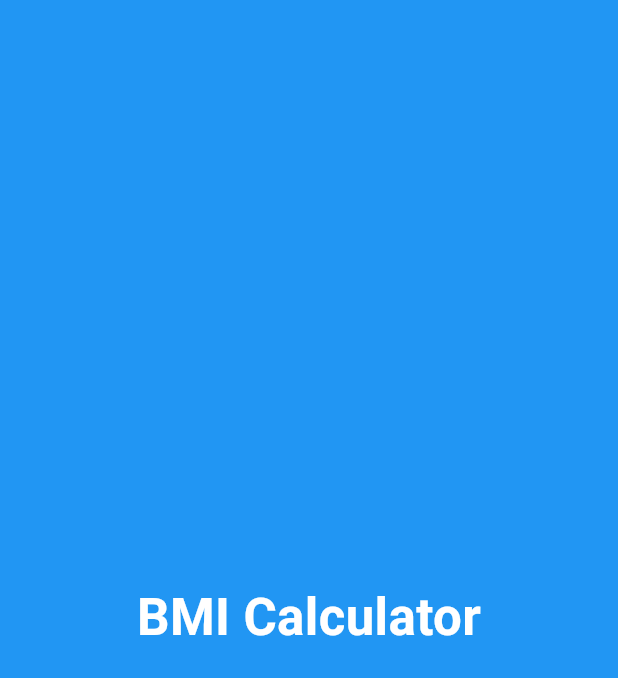
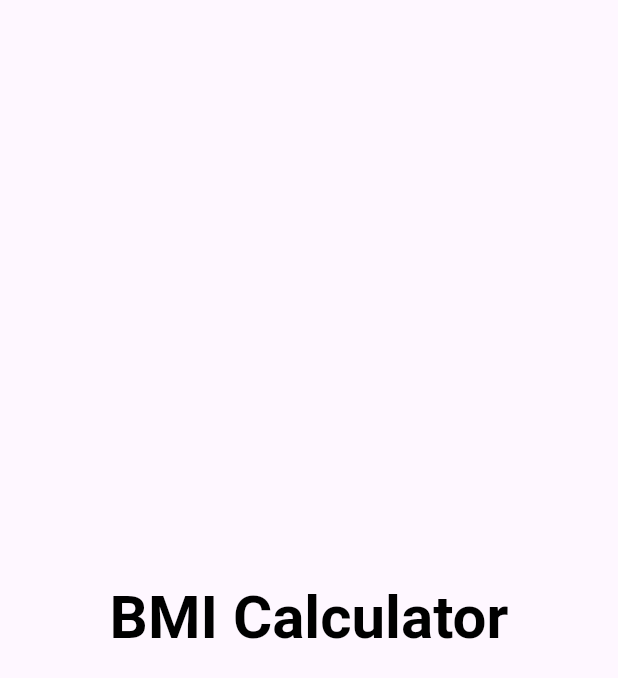
Before and after one commit to mohdshahzil/bmi_calculator, a Flutter app: the first screen one second after launch, on a phone screen of 412 x 824 dp. Shown: the top 678 px of the screen. Run offline on Flutter 3.47's test engine with Material 3 defaults, Android fonts, the phone set to English and light mode, and no system bars; drawn by our look-alikes of animated_text_kit.

Commit message:
splash screen added

```diff
--- a/lib/splash_screen.dart
+++ b/lib/splash_screen.dart
@@ -2,6 +2,7 @@ import 'dart:async';
 
 import 'package:bmi_calculator/home_screen.dart';
 import 'package:flutter/material.dart';
+import 'package:animated_text_kit/animated_text_kit.dart';
 
 class SplashScreen extends StatefulWidget {
   const SplashScreen({super.key});
@@ -13,10 +14,9 @@ class SplashScreen extends StatefulWidget {
 class _SplashScreenState extends State<SplashScreen> {
   @override
   void initState() {
-
     super.initState();
 
-    Timer(const Duration(seconds: 3), () {
+    Timer(const Duration(milliseconds: 9200), () {
       Navigator.pushReplacement(
         context,
         MaterialPageRoute(
@@ -30,12 +30,26 @@ class _SplashScreenState extends State<SplashScreen> {
   Widget build(BuildContext context) {
     return Scaffold(
       body: Container(
-        color: Colors.blue,
-        child:const  Center(
-          child: Text(
-            'BMI Calculator',
-            style: TextStyle(
-                fontSize: 34, fontWeight: FontWeight.w700, color: Colors.white),
+        child: Center(
+          child: SizedBox(
+            width: 300.0,
+            child: DefaultTextStyle(
+              style: const TextStyle(
+                fontSize: 40.0,
+                fontWeight: FontWeight.bold,
+                color: Colors.black,
+              ),
+              child: Center(
+                child: AnimatedTextKit(
+                  animatedTexts: [
+                    FadeAnimatedText('BMI Calculator'),
+                    FadeAnimatedText('Stay Fit'),
+                    FadeAnimatedText('Stay Healthy'),
+                  ],
+                  isRepeatingAnimation: false,
+                ),
+              ),
+            ),
           ),
         ),
       ),
```
Also changed, not shown: pubspec.yaml (+7 -70 lines), assets/health.svg (added), pubspec.lock.
